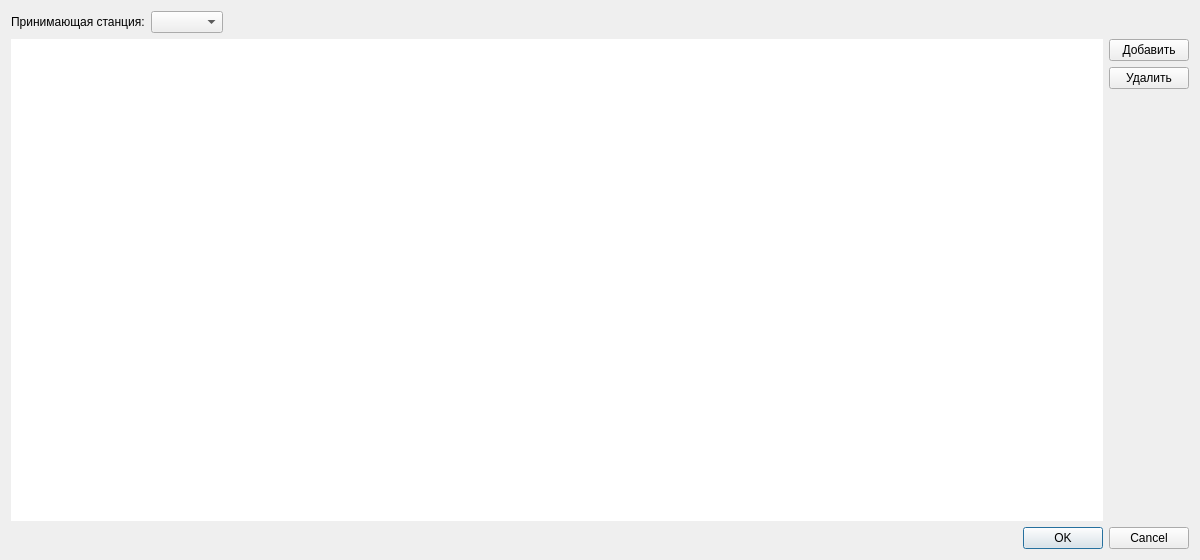
The window that src/scheduledialog.ui (nikita-konkin/ionozond) describes before a commit, drawn with Qt 5.
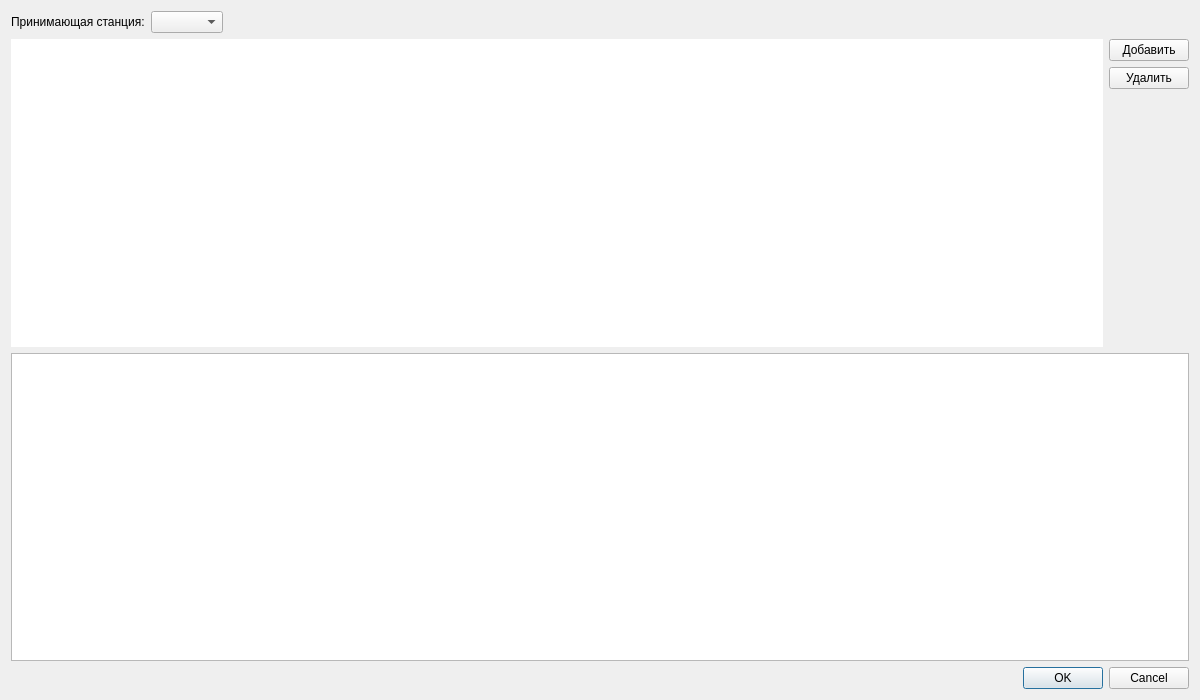
The same window after the commit. Icons and pictures are not drawn.

The edit to the form file:
```diff
--- a/src/scheduledialog.ui
+++ b/src/scheduledialog.ui
@@ -3,7 +3,7 @@
  <class>ScheduleDialog</class>
  <widget class="QDialog" name="ScheduleDialog">
   <property name="geometry">
-   <rect><x>0</x><y>0</y><width>1200</width><height>560</height></rect>
+   <rect><x>0</x><y>0</y><width>1200</width><height>700</height></rect>
   </property>
   <property name="windowTitle"><string>Расписание</string></property>
   <property name="windowIcon">
@@ -59,6 +59,14 @@
    </item>
 
    <item row="2" column="0" colspan="2">
+    <widget class="QTextBrowser" name="txtIssues">
+     <property name="maximumHeight"><number>150</number></property>
+     <property name="minimumHeight"><number>60</number></property>
+     <property name="toolTip"><string>Проверка расписания и параметров: пересечения сеансов, значения, которые зондировщик не примет или которые теряют данные. Обновляется по ходу правки.</string></property>
+    </widget>
+   </item>
+
+   <item row="3" column="0" colspan="2">
     <widget class="QDialogButtonBox" name="buttonBox">
      <property name="orientation"><enum>Qt::Horizontal</enum></property>
      <property name="standardButtons"><set>QDialogButtonBox::Cancel|QDialogButtonBox::Ok</set></property>
```
